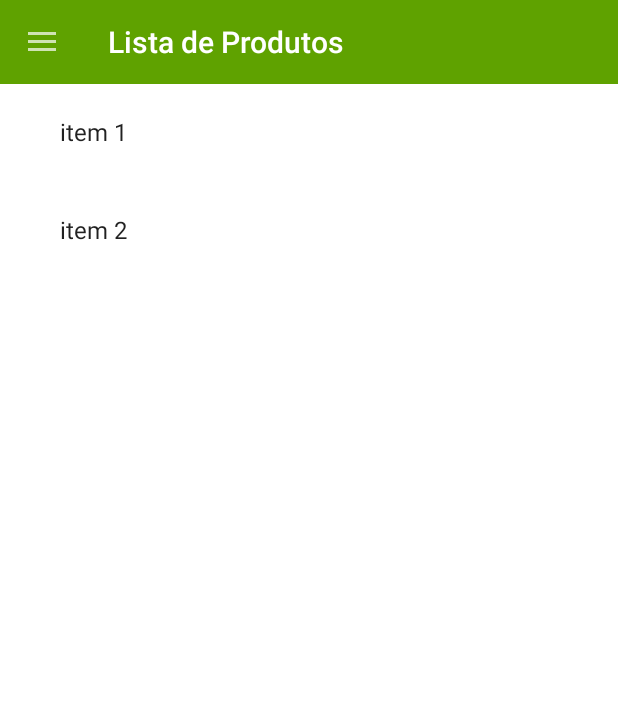
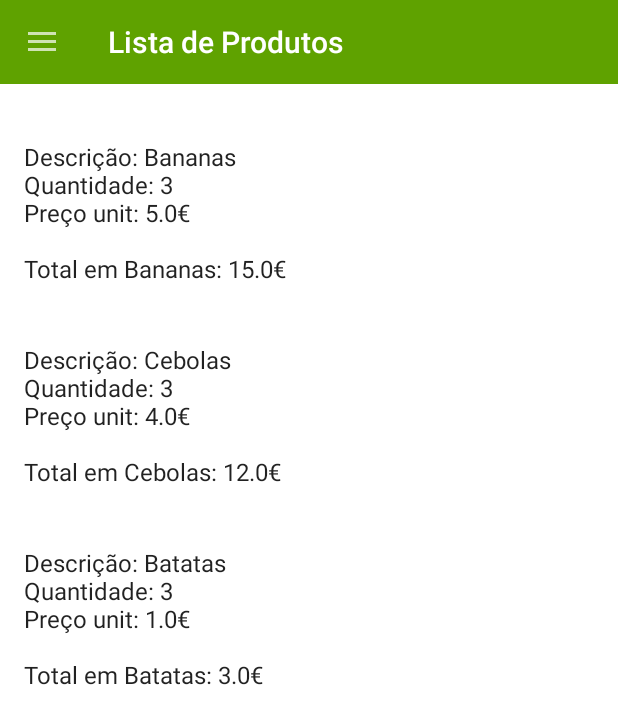
Before and after one commit to jvasconcelos1980/mini-projecto-compras, an Android app: the compras screen opened directly, with no data from a screen before it, on a phone screen of 412 x 824 dp. Shown: the top 724 px of the screen. Run offline under Robolectric (Android 15) with nearby library versions, the phone set to English and light mode, and no system bars.

Commit message:
Lista incluiu valores, descricao, etc. (ver batota)

```diff
--- a/app/src/main/java/com/example/compras/compras.kt
+++ b/app/src/main/java/com/example/compras/compras.kt
@@ -7,6 +7,7 @@ import android.os.Bundle
 import android.util.Log
 import android.view.MenuItem
 import android.widget.ArrayAdapter
+import android.widget.ListView
 import android.widget.Toast
 import androidx.annotation.RequiresApi
 import androidx.appcompat.app.ActionBarDrawerToggle
@@ -119,8 +120,29 @@ class compras () : AppCompatActivity(), NavigationView.OnNavigationItemSelectedL
         // Código para fazer Lista
 
         // dummy test
-        lista_artigos.adapter = ArrayAdapter(this,android.R.layout.simple_expandable_list_item_1,
-            arrayListOf("item 1", "item 2"))
+        //lista_artigos.adapter = ArrayAdapter(this,android.R.layout.simple_expandable_list_item_1, arrayListOf("item 1", "item 2"))
+
+        var listView = findViewById<ListView>(R.id.lista_artigos)
+        val lista_produtos = arrayOfNulls<String>(listaCompras.size)
+        val lista_quantidades = arrayOfNulls<String>(listaCompras.size)
+        val lista_precos = arrayOfNulls<String>(listaCompras.size)
+
+
+        for (i in 0 until listaCompras.size) {
+            val item = listaCompras[i]
+            lista_produtos[i] = "\n" +
+                    "\nDescrição: " + item.getProduto().toString() +
+                    "\nQuantidade: " + item.getQuantidades().toString() +
+                    "\nPreço unit: " + item.getPrecos().toString() + "€" +
+                    "\n" +
+                    "\nTotal em " + item.getProduto() + ": " + (item.getQuantidades()*item.getPrecos()).toString() + "€"
+
+
+        }
+
+
+        val adapter = ArrayAdapter(this, android.R.layout.simple_list_item_1,lista_produtos)
+        lista_artigos.adapter = adapter
 
         // End
 
--- a/app/src/main/java/com/example/compras/lista_compras.kt
+++ b/app/src/main/java/com/example/compras/lista_compras.kt
@@ -4,4 +4,17 @@ import android.media.Image
 
 class lista_compras(val nomeProduto: String, val quantidade: Int, val precoUnitario: Double) {
 
+    fun getProduto() : String {
+        return this.nomeProduto
+    }
+
+    fun getQuantidades() : Int {
+        return this.quantidade
+    }
+
+    fun getPrecos() : Double {
+
+        return this.precoUnitario
+    }
+
 }
--- a/app/src/main/res/layout/activity_compras.xml
+++ b/app/src/main/res/layout/activity_compras.xml
@@ -50,8 +50,23 @@
             android:id="@+id/lista_artigos"
             android:layout_width="match_parent"
             android:layout_height="match_parent"
+            android:clickable="true"
+            >
 
-            />
+            <!--<TextView
+                android:id="@+id/text_produto"
+                android:layout_width="match_parent"
+                android:layout_height="match_parent"
+                android:text="test1" />
+
+            <TextView
+                android:id="@+id/text_quantidade"
+                android:layout_width="match_parent"
+                android:layout_height="match_parent"
+                android:text="test2" />-->
+        </ListView>
+
+
     </com.google.android.material.appbar.AppBarLayout>
     <com.google.android.material.navigation.NavigationView
         android:id="@+id/nav_drawer"
```
Also changed, not shown: app/src/main/java/com/example/compras/comprasAdapter.kt (+14 -35 lines).
